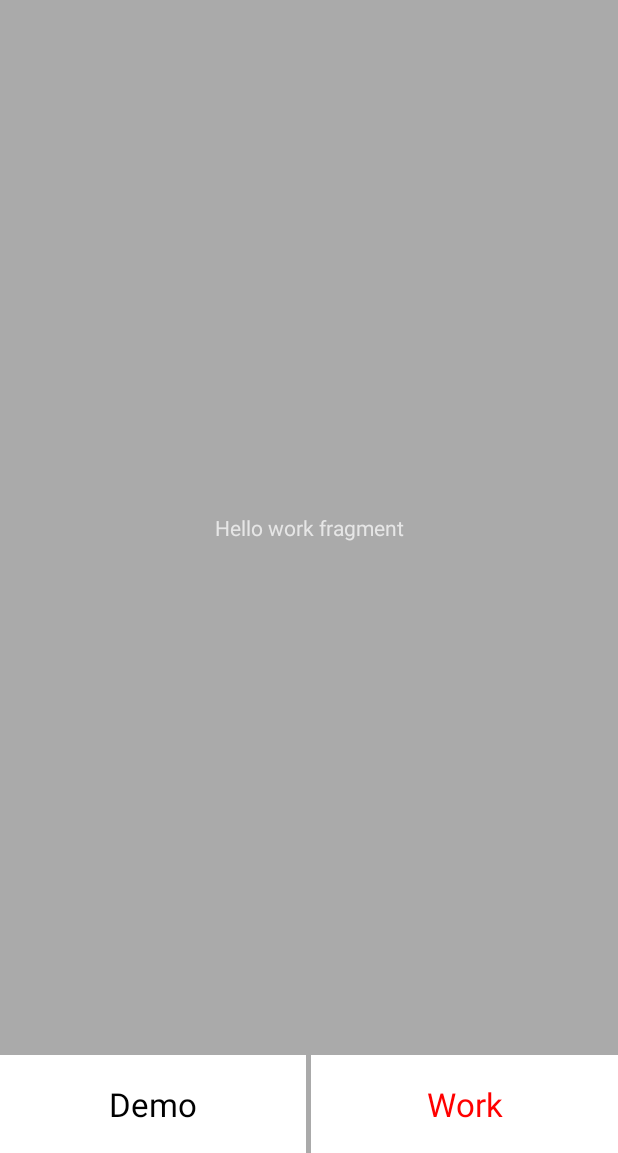
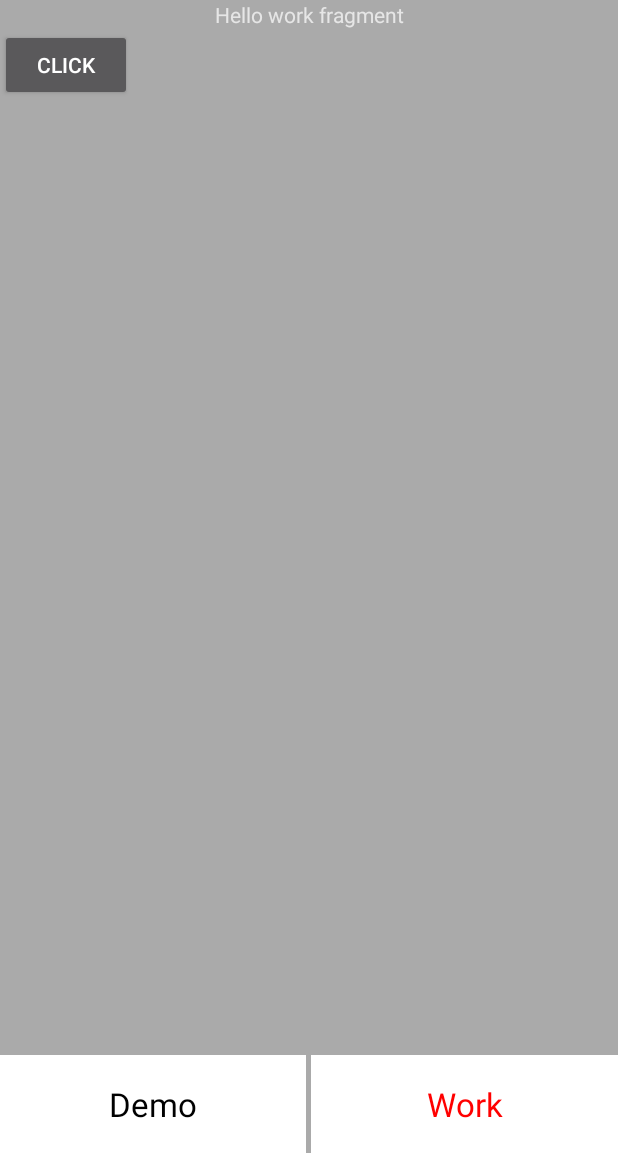
Before and after one commit to nipunasenanayake/Nipuna2017Summer, an Android app: the screen it shows after launch (MainActivity), after a tap on "Work", on a phone screen of 412 x 824 dp, the part 83-1236 px from its top. Run offline under Robolectric (Android 15) with nearby library versions, the phone set to English and light mode, and no system bars; our stand-ins replace ButterKnife; 1 other tap on this screen came first.

Commit message:
commit on 19th June

```diff
--- a/app/src/main/AndroidManifest.xml
+++ b/app/src/main/AndroidManifest.xml
@@ -3,6 +3,7 @@
     package="edu.gsu.httpscs.nipuna2017summer">
 
     <application
+        android:name=".NipunaApplication"
         android:allowBackup="true"
         android:icon="@mipmap/ic_launcher"
         android:label="@string/app_name"
@@ -29,7 +30,6 @@
             android:launchMode="singleInstance"/>
         <activity android:name=".NotificationActivity" />
         <activity android:name=".AdvanceListViewActivity" />
-        <activity android:name=".LaunchModeActivity"></activity>
     </application>
 
 </manifest>
--- /dev/null
+++ b/app/src/main/java/edu/gsu/httpscs/nipuna2017summer/NipunaApplication.java
@@ -0,0 +1,17 @@
+package edu.gsu.httpscs.nipuna2017summer;
+
+import android.app.Application;
+
+import edu.gsu.httpscs.nipuna2017summer.util.UtilLog;
+
+/**
+ * Created by nipunasenanayake on 6/19/17.
+ */
+
+public class NipunaApplication extends Application {
+    @Override
+    public void onCreate() {
+        super.onCreate();
+        UtilLog.setIsLog(true);
+    }
+}
--- a/app/src/main/java/edu/gsu/httpscs/nipuna2017summer/fragment/DemoFragment.java
+++ b/app/src/main/java/edu/gsu/httpscs/nipuna2017summer/fragment/DemoFragment.java
@@ -15,7 +15,6 @@ import java.util.ArrayList;
 
 import edu.gsu.httpscs.nipuna2017summer.ActivityA;
 import edu.gsu.httpscs.nipuna2017summer.AdvanceListViewActivity;
-import edu.gsu.httpscs.nipuna2017summer.LaunchModeActivity;
 import edu.gsu.httpscs.nipuna2017summer.NotificationActivity;
 import edu.gsu.httpscs.nipuna2017summer.Patch9Activity;
 import edu.gsu.httpscs.nipuna2017summer.R;
--- a/app/src/main/java/edu/gsu/httpscs/nipuna2017summer/fragment/RedFragment.java
+++ b/app/src/main/java/edu/gsu/httpscs/nipuna2017summer/fragment/RedFragment.java
@@ -3,11 +3,13 @@ package edu.gsu.httpscs.nipuna2017summer.fragment;
 
 import android.os.Bundle;
 import android.support.v4.app.Fragment;
+import android.util.Log;
 import android.view.LayoutInflater;
 import android.view.View;
 import android.view.ViewGroup;
 
 import edu.gsu.httpscs.nipuna2017summer.R;
+import edu.gsu.httpscs.nipuna2017summer.util.UtilLog;
 
 /**
  * A simple {@link Fragment} subclass.
@@ -54,6 +56,8 @@ public class RedFragment extends Fragment {
             mParam1 = getArguments().getString(ARG_PARAM1);
             mParam2 = getArguments().getString(ARG_PARAM2);
         }
+        //Log.d("Fragment","onCreate");
+        UtilLog.d("Fragment","onCreate");
     }
 
     @Override
--- a/app/src/main/java/edu/gsu/httpscs/nipuna2017summer/fragment/WorkFragment.java
+++ b/app/src/main/java/edu/gsu/httpscs/nipuna2017summer/fragment/WorkFragment.java
@@ -6,12 +6,19 @@ import android.support.v4.app.Fragment;
 import android.view.LayoutInflater;
 import android.view.View;
 import android.view.ViewGroup;
+import android.widget.Button;
+import android.widget.ListView;
+import android.widget.TextView;
 
+import butterknife.ButterKnife;
 import edu.gsu.httpscs.nipuna2017summer.R;
+import edu.gsu.httpscs.nipuna2017summer.adapter.ListNormalAdapter;
 
 public class WorkFragment extends Fragment {
 
 
+    private TextView textView;
+    private Button btn;
 
     public WorkFragment() {
         // Required empty public constructor
@@ -29,13 +36,27 @@ public class WorkFragment extends Fragment {
     public void onCreate(Bundle savedInstanceState) {
         super.onCreate(savedInstanceState);
 
+
     }
 
     @Override
     public View onCreateView(LayoutInflater inflater, ViewGroup container,
                              Bundle savedInstanceState) {
         // Inflate the layout for this fragment
-        return inflater.inflate(R.layout.fragment_work, container, false);
+
+        View view =inflater.inflate(R.layout.fragment_work,container,false);
+        textView = (TextView) view.findViewById(R.id.freg_work_tv);
+        btn = (Button) view.findViewById(R.id.freg_work_btn);
+
+
+        btn.setOnClickListener(new View.OnClickListener() {
+            @Override
+            public void onClick(View v) {
+                textView.setText("Text changed");
+            }
+        });
+
+        return view;
     }
 
 }
--- /dev/null
+++ b/app/src/main/java/edu/gsu/httpscs/nipuna2017summer/util/UtilLog.java
@@ -0,0 +1,29 @@
+package edu.gsu.httpscs.nipuna2017summer.util;
+
+import android.util.Log;
+
+/**
+ * Created by nipunasenanayake on 6/19/17.
+ */
+
+public class UtilLog {
+    private static boolean isLog = false;
+
+    public static void setIsLog(boolean b){
+        isLog=b;
+    }
+
+    public static void d(String tag,String msg){
+        if (isLog) {
+            Log.d(tag, msg);
+        }
+
+    }
+
+    public static void v(String tag,String msg){
+        if (isLog) {
+            Log.v(tag, msg);
+        }
+
+    }
+}
--- a/app/src/main/res/layout/activity_b.xml
+++ b/app/src/main/res/layout/activity_b.xml
@@ -14,7 +14,8 @@
         android:layout_weight="10"
         android:text="B"
         android:textAlignment="center"
-        android:textSize="200dp"/>
+        android:textSize="200dp"
+        android:gravity="center_vertical"/>
 
     <LinearLayout
         android:layout_width="match_parent"
--- a/app/src/main/res/layout/activity_c.xml
+++ b/app/src/main/res/layout/activity_c.xml
@@ -14,7 +14,8 @@
         android:layout_weight="10"
         android:text="C"
         android:textAlignment="center"
-        android:textSize="200dp"/>
+        android:textSize="200dp"
+        android:gravity="center_vertical"/>
 
     <LinearLayout
         android:layout_width="match_parent"
--- a/app/src/main/res/layout/activity_d.xml
+++ b/app/src/main/res/layout/activity_d.xml
@@ -14,7 +14,8 @@
         android:layout_weight="10"
         android:text="D"
         android:textAlignment="center"
-        android:textSize="200dp"/>
+        android:textSize="200dp"
+        android:gravity="center_vertical"/>
 
     <LinearLayout
         android:layout_width="match_parent"
--- a/app/src/main/res/layout/fragment_work.xml
+++ b/app/src/main/res/layout/fragment_work.xml
@@ -5,11 +5,25 @@
     tools:context="edu.gsu.httpscs.nipuna2017summer.fragment.WorkFragment">
 
     <!-- TODO: Update blank fragment layout -->
+    <LinearLayout
+        android:layout_width="match_parent"
+        android:layout_height="wrap_content"
+        android:orientation="vertical">
+
     <TextView
+        android:id="@+id/freg_work_tv"
         android:layout_width="match_parent"
         android:layout_height="match_parent"
         android:layout_gravity="center"
         android:gravity="center"
         android:text="@string/hello_work_fragment"  />
 
+        <Button
+            android:id="@+id/freg_work_btn"
+            android:layout_width="wrap_content"
+            android:layout_height="match_parent"
+            android:text="Click"/>
+
+    </LinearLayout>
+
 </FrameLayout>
```
Also changed, not shown: app/src/main/java/edu/gsu/httpscs/nipuna2017summer/BaseActivity.java (+13 -1 lines), app/src/main/java/edu/gsu/httpscs/nipuna2017summer/LaunchModeActivity.java (deleted, +0 -38 lines), app/src/main/res/layout/activity_launch_mode.xml (deleted, +0 -15 lines).
